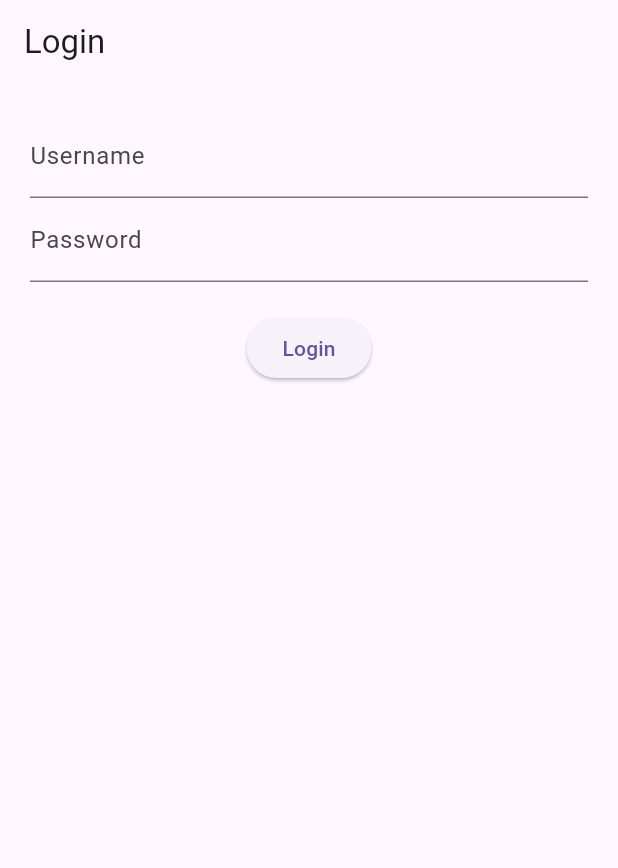
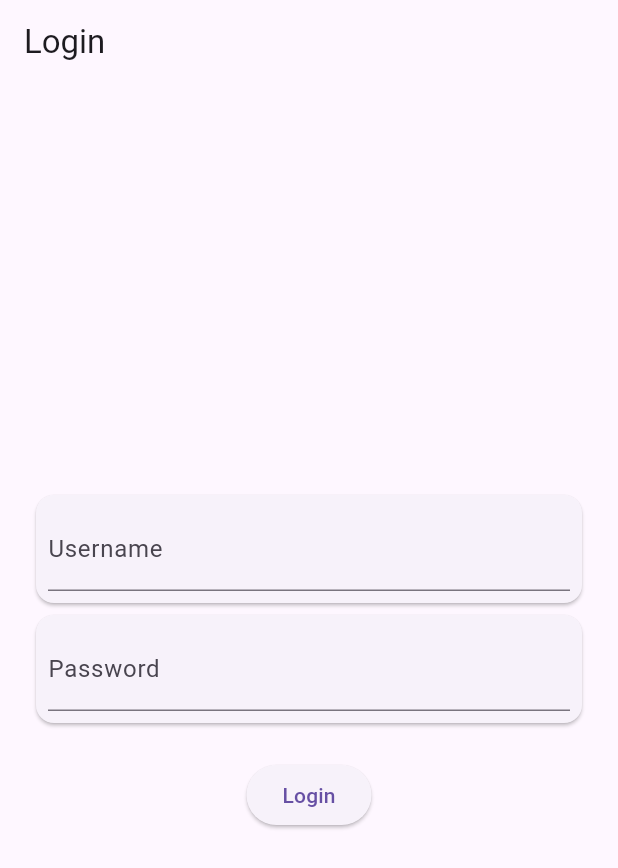
Before and after one commit to Rishi869/Major-Project, a Flutter app: the screen it shows after launch, on a phone screen of 412 x 824 dp. Shown: the top 868 px of the screen. Run offline on Flutter 3.47's test engine with Material 3 defaults, Android fonts, the phone set to English and light mode, and no system bars; our stand-ins replace sqflite; accounts and stored records are empty.

Commit message:
login screen changes

```diff
--- a/lib/screens/login_screen.dart
+++ b/lib/screens/login_screen.dart
@@ -14,15 +14,26 @@ class LoginScreen extends StatelessWidget {
       body: Padding(
         padding: const EdgeInsets.all(20),
         child: Column(
+          mainAxisAlignment: MainAxisAlignment.center,
           children: [
-            TextField(
-              controller: userCtrl,
-              decoration: const InputDecoration(labelText: "Username"),
+            Card(
+              child: Padding(
+                padding: const EdgeInsets.all(8.0),
+                child: TextField(
+                  controller: userCtrl,
+                  decoration: const InputDecoration(labelText: "Username"),
+                ),
+              ),
             ),
-            TextField(
-              controller: passCtrl,
-              obscureText: true,
-              decoration: const InputDecoration(labelText: "Password"),
+            Card(
+              child: Padding(
+                padding: const EdgeInsets.all(8.0),
+                child: TextField(
+                  controller: passCtrl,
+                  obscureText: true,
+                  decoration: const InputDecoration(labelText: "Password"),
+                ),
+              ),
             ),
             const SizedBox(height: 20),
             ElevatedButton(
```
